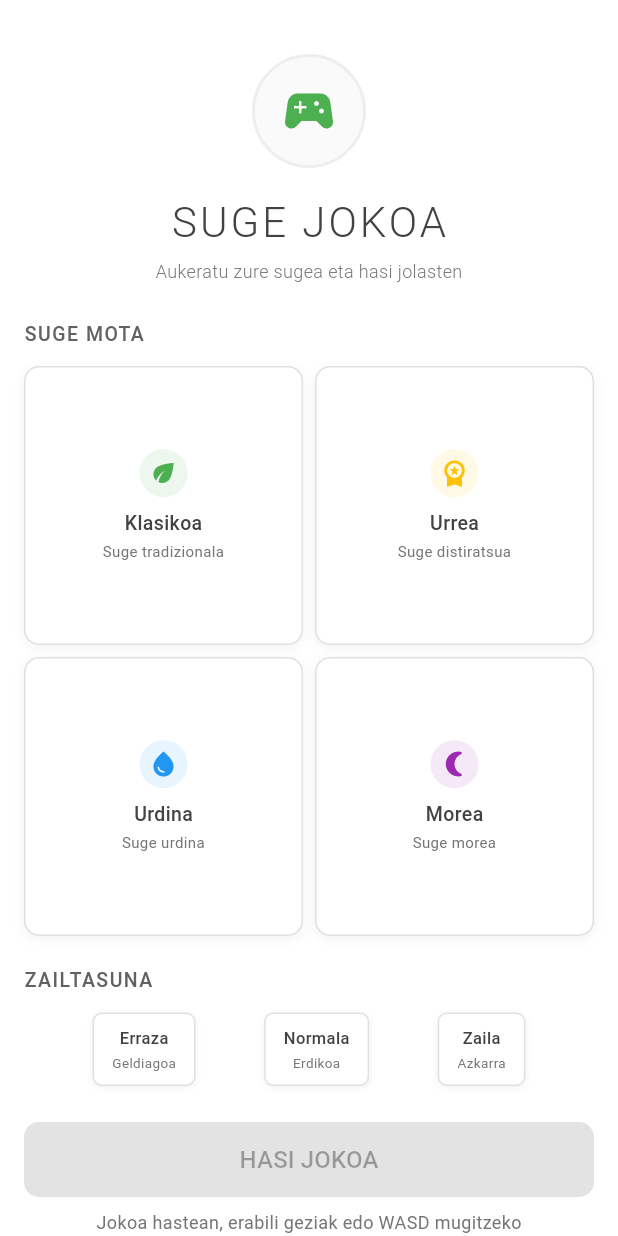
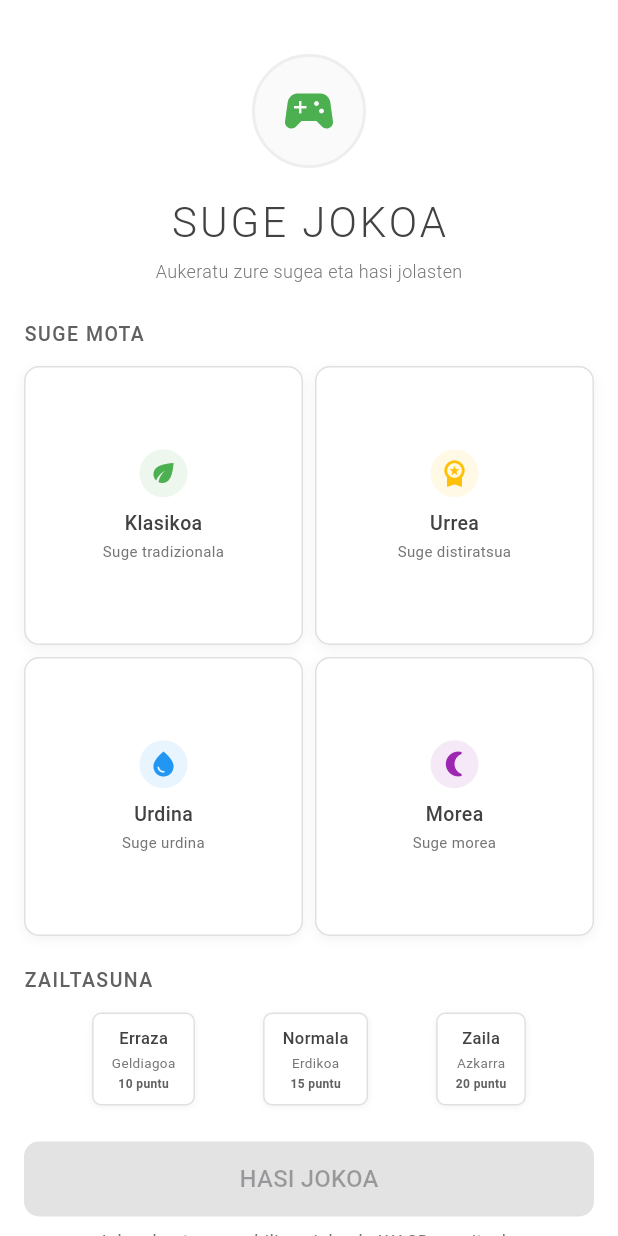
Before and after one commit to AimarAlv316/EkoBanaketa, a Flutter app: the screen it shows after launch, on a phone screen of 412 x 824 dp. Run offline on Flutter 3.47's test engine with Material 3 defaults, Android fonts, the phone set to English and light mode, and no system bars.

Commit message:
puntuazioa-gehitu

```diff
--- a/lib/joko_orria.dart
+++ b/lib/joko_orria.dart
@@ -1,6 +1,6 @@
 // joko_orria.dart
 import 'package:flutter/material.dart';
-import 'package:flutter/services.dart'; // GEHITU HAU teklatua erabiltzeko
+import 'package:flutter/services.dart';
 import 'suge_joko_logika.dart';
 import 'widgets/kontrol_botoia.dart';
 import 'suge_mota.dart';
@@ -9,11 +9,13 @@ import 'pantaila_hasi.dart';
 class JokoOrria extends StatefulWidget {
   final SugeMota sugeMota;
   final int zailtasuna;
+  final int puntuakPerJanaria; // GEHITU: Puntuak parametroa
 
   const JokoOrria({
     Key? key,
     required this.sugeMota,
     required this.zailtasuna,
+    required this.puntuakPerJanaria, // GEHITU
   }) : super(key: key);
 
   @override
@@ -22,7 +24,7 @@ class JokoOrria extends StatefulWidget {
 
 class _JokoOrriaState extends State<JokoOrria> {
   late SugeJokoLogika jokoLogika;
-  final FocusNode _focusNode = FocusNode(); // GEHITU: fokua kudeatzeko
+  final FocusNode _focusNode = FocusNode();
 
   @override
   void initState() {
@@ -30,10 +32,10 @@ class _JokoOrriaState extends State<JokoOrria> {
     jokoLogika = SugeJokoLogika(
       onJokoaEguneratu: () => setState(() {}),
       abiadura: widget.zailtasuna,
+      puntuakPerJanaria: widget.puntuakPerJanaria, // GEHITU
     );
     jokoLogika.hasiJokoa();
 
-    // GEHITU: Fokua eskatu teklatua erabiltzeko
     WidgetsBinding.instance.addPostFrameCallback((_) {
       _focusNode.requestFocus();
     });
@@ -46,12 +48,10 @@ class _JokoOrriaState extends State<JokoOrria> {
     );
   }
 
-  // GEHITU: Teklatuko gertaerak kudeatzeko metodoa
   void _handleKeyEvent(RawKeyEvent event) {
     if (event is RawKeyDownEvent) {
       final key = event.logicalKey;
 
-      // Gezi teklak
       if (key == LogicalKeyboardKey.arrowUp) {
         jokoLogika.aldatuNorabidea(Norabidea.GORA);
       } else if (key == LogicalKeyboardKey.arrowDown) {
@@ -61,7 +61,6 @@ class _JokoOrriaState extends State<JokoOrria> {
       } else if (key == LogicalKeyboardKey.arrowRight) {
         jokoLogika.aldatuNorabidea(Norabidea.ESKUMA);
       }
-      // WASD teklak
       else if (key == LogicalKeyboardKey.keyW) {
         jokoLogika.aldatuNorabidea(Norabidea.GORA);
       } else if (key == LogicalKeyboardKey.keyS) {
@@ -102,6 +101,15 @@ class _JokoOrriaState extends State<JokoOrria> {
                     fontSize: 16,
                   ),
                 ),
+                SizedBox(width: 8),
+                // GEHITU: Puntu sistema erakusteko
+                Text(
+                  '(${widget.puntuakPerJanaria}/janaria)',
+                  style: TextStyle(
+                    color: Colors.grey[600],
+                    fontSize: 12,
+                  ),
+                ),
               ],
             ),
           ),
@@ -112,13 +120,11 @@ class _JokoOrriaState extends State<JokoOrria> {
         ),
       ),
       backgroundColor: Colors.white,
-      // GEHITU: RawKeyboardListener teklatua entzuteko
       body: RawKeyboardListener(
         focusNode: _focusNode,
         onKey: _handleKeyEvent,
         child: GestureDetector(
           onTap: () {
-            // GEHITU: Pantaila sakatzen bada, fokua berrezarri
             _focusNode.requestFocus();
           },
           child: Column(
@@ -188,7 +194,6 @@ class _JokoOrriaState extends State<JokoOrria> {
                   child: Column(
                     mainAxisAlignment: MainAxisAlignment.center,
                     children: [
-                      // GEHITU: Teklatuko argibideak
                       Text(
                         'Erabili geziak edo WASD mugitzeko',
                         style: TextStyle(
@@ -275,7 +280,7 @@ class _JokoOrriaState extends State<JokoOrria> {
 
   @override
   void dispose() {
-    _focusNode.dispose(); // GEHITU: Foku nodoa garbitu
+    _focusNode.dispose();
     jokoLogika.dispose();
     super.dispose();
   }
--- a/lib/pantaila_hasi.dart
+++ b/lib/pantaila_hasi.dart
@@ -43,10 +43,11 @@ class _PantailaHasiState extends State<PantailaHasi> {
     ),
   ];
 
+  // ALDATUTA: Puntuak gehitu zailtasun bakoitzean
   final List<Map<String, dynamic>> zailtasunak = [
-    {'izena': 'Erraza', 'balioa': 300, 'deskribapena': 'Geldiagoa'},
-    {'izena': 'Normala', 'balioa': 200, 'deskribapena': 'Erdikoa'},
-    {'izena': 'Zaila', 'balioa': 150, 'deskribapena': 'Azkarra'},
+    {'izena': 'Erraza', 'balioa': 300, 'deskribapena': 'Geldiagoa', 'puntuak': 10},
+    {'izena': 'Normala', 'balioa': 200, 'deskribapena': 'Erdikoa', 'puntuak': 15},
+    {'izena': 'Zaila', 'balioa': 150, 'deskribapena': 'Azkarra', 'puntuak': 20},
   ];
 
   @override
@@ -56,14 +57,14 @@ class _PantailaHasiState extends State<PantailaHasi> {
       body: SafeArea(
         child: SingleChildScrollView(
           child: Padding(
-            padding: EdgeInsets.all(16.0), // TXIKITUTA: 24tik 16ra
+            padding: EdgeInsets.all(16.0),
             child: Column(
               crossAxisAlignment: CrossAxisAlignment.center,
               children: [
-                // Logo eta izenburua - TXIKITUTA
-                SizedBox(height: 20), // TXIKITUTA: 40tik 20ra
+                // Logo eta izenburua
+                SizedBox(height: 20),
                 Container(
-                  padding: EdgeInsets.all(16), // TXIKITUTA: 20tik 16ra
+                  padding: EdgeInsets.all(16),
                   decoration: BoxDecoration(
                     color: Colors.grey[50],
                     shape: BoxShape.circle,
@@ -71,42 +72,42 @@ class _PantailaHasiState extends State<PantailaHasi> {
                   ),
                   child: Icon(
                     Icons.sports_esports,
-                    size: 40, // TXIKITUTA: 50etik 40ra
+                    size: 40,
                     color: Color(0xFF4CAF50),
                   ),
                 ),
-                SizedBox(height: 16), // TXIKITUTA: 24tik 16ra
+                SizedBox(height: 16),
                 Text(
                   'SUGE JOKOA',
                   style: TextStyle(
-                    fontSize: 28, // TXIKITUTA: 32tik 28ra
+                    fontSize: 28,
                     fontWeight: FontWeight.w300,
                     color: Colors.grey[800],
                     letterSpacing: 2,
                   ),
                 ),
-                SizedBox(height: 4), // TXIKITUTA: 8tik 4ra
+                SizedBox(height: 4),
                 Text(
                   'Aukeratu zure sugea eta hasi jolasten',
                   style: TextStyle(
-                    fontSize: 12, // TXIKITUTA: 14etik 12ra
+                    fontSize: 12,
                     color: Colors.grey[600],
                     fontWeight: FontWeight.w300,
                   ),
                 ),
-                SizedBox(height: 24), // TXIKITUTA: 40etik 24ra
+                SizedBox(height: 24),
 
                 // Suge mota aukeraketa
                 _atalBurua('SUGE MOTA'),
-                SizedBox(height: 12), // TXIKITUTA: 16tik 12ra
+                SizedBox(height: 12),
                 GridView.builder(
                   shrinkWrap: true,
                   physics: NeverScrollableScrollPhysics(),
                   gridDelegate: SliverGridDelegateWithFixedCrossAxisCount(
                     crossAxisCount: 2,
-                    crossAxisSpacing: 8, // TXIKITUTA: 12tik 8ra
-                    mainAxisSpacing: 8, // TXIKITUTA: 12tik 8ra
-                    childAspectRatio: 1.0, // TXIKITUTA: 1.1etik 1.0ra
+                    crossAxisSpacing: 8,
+                    mainAxisSpacing: 8,
+                    childAspectRatio: 1.0,
                   ),
                   itemCount: sugeMotak.length,
                   itemBuilder: (context, index) {
@@ -114,11 +115,11 @@ class _PantailaHasiState extends State<PantailaHasi> {
                     return _sugeMotaTxartela(sugeMota);
                   },
                 ),
-                SizedBox(height: 20), // TXIKITUTA: 32tik 20ra
+                SizedBox(height: 20),
 
                 // Zailtasun aukeraketa
                 _atalBurua('ZAILTASUNA'),
-                SizedBox(height: 12), // TXIKITUTA: 16tik 12ra
+                SizedBox(height: 12),
                 Row(
                   mainAxisAlignment: MainAxisAlignment.spaceEvenly,
                   children: zailtasunak.asMap().entries.map((entry) {
@@ -127,11 +128,7 @@ class _PantailaHasiState extends State<PantailaHasi> {
                     return _zailtasunBotoia(zailtasuna, index);
                   }).toList(),
                 ),
-                SizedBox(height: 24), // TXIKITUTA: 40etik 24ra
-
-                // Hasi jokoa botoia - GARRANTITSUA: Botoia ikusteko
-                // pantaila_hasi.dart - Gehitu testu hau "HASI JOKOA" botoiaren azpian
-// ... kodearen beste zatiak ...
+                SizedBox(height: 24),
 
                 // Hasi jokoa botoia
                 Container(
@@ -146,6 +143,7 @@ class _PantailaHasiState extends State<PantailaHasi> {
                           builder: (context) => JokoOrria(
                             sugeMota: aukeratutakoSugeMota!,
                             zailtasuna: zailtasunak[aukeratutakoZailtasuna!]['balioa'],
+                            puntuakPerJanaria: zailtasunak[aukeratutakoZailtasuna!]['puntuak'], // GEHITU
                           ),
                         ),
                       );
@@ -169,7 +167,7 @@ class _PantailaHasiState extends State<PantailaHasi> {
                   ),
                 ),
                 SizedBox(height: 8),
-                // GEHITU: Teklatuko argibideak
+                // Teklatuko argibideak
                 Text(
                   'Jokoa hastean, erabili geziak edo WASD mugitzeko',
                   style: TextStyle(
@@ -178,7 +176,6 @@ class _PantailaHasiState extends State<PantailaHasi> {
                   ),
                 ),
                 SizedBox(height: 10),
-// ... kodearen beste zatiak ...
               ],
             ),
           ),
@@ -193,10 +190,10 @@ class _PantailaHasiState extends State<PantailaHasi> {
       child: Text(
         izenburua,
         style: TextStyle(
-          fontSize: 13, // TXIKITUTA: 14etik 13ra
+          fontSize: 13,
           fontWeight: FontWeight.w500,
           color: Colors.grey[700],
-          letterSpacing: 1.0, // TXIKITUTA: 1.2tik 1.0ra
+          letterSpacing: 1.0,
         ),
       ),
     );
@@ -215,7 +212,7 @@ class _PantailaHasiState extends State<PantailaHasi> {
         duration: Duration(milliseconds: 200),
         decoration: BoxDecoration(
           color: Colors.white,
-          borderRadius: BorderRadius.circular(10), // TXIKITUTA: 12tik 10era
+          borderRadius: BorderRadius.circular(10),
           border: Border.all(
             color: aukeratuta ? sugeMota.buruKolorea : Colors.grey[300]!,
             width: aukeratuta ? 2 : 1,
@@ -223,18 +220,18 @@ class _PantailaHasiState extends State<PantailaHasi> {
           boxShadow: [
             BoxShadow(
               color: Colors.black.withOpacity(0.05),
-              blurRadius: 6, // TXIKITUTA: 8tik 6ra
+              blurRadius: 6,
               offset: Offset(0, 2),
             ),
           ],
         ),
         child: Padding(
-          padding: EdgeInsets.all(12), // TXIKITUTA: 16tik 12ra
+          padding: EdgeInsets.all(12),
           child: Column(
             mainAxisAlignment: MainAxisAlignment.center,
             children: [
               Container(
-                padding: EdgeInsets.all(6), // TXIKITUTA: 8tik 6ra
+                padding: EdgeInsets.all(6),
                 decoration: BoxDecoration(
                   color: sugeMota.buruKolorea.withOpacity(0.1),
                   shape: BoxShape.circle,
@@ -242,25 +239,25 @@ class _PantailaHasiState extends State<PantailaHasi> {
                 child: Icon(
                   sugeMota.ikonoa,
                   color: sugeMota.buruKolorea,
-                  size: 20, // TXIKITUTA: 24tik 20ra
+                  size: 20,
                 ),
               ),
-              SizedBox(height: 8), // TXIKITUTA: 12tik 8ra
+              SizedBox(height: 8),
               Text(
                 sugeMota.izena,
                 style: TextStyle(
                   color: Colors.grey[800],
                   fontWeight: FontWeight.w500,
-                  fontSize: 13, // TXIKITUTA: 14etik 13ra
+                  fontSize: 13,
                 ),
               ),
-              SizedBox(height: 2), // TXIKITUTA: 4tik 2ra
+              SizedBox(height: 2),
               Text(
                 sugeMota.deskribapena,
                 textAlign: TextAlign.center,
                 style: TextStyle(
                   color: Colors.grey[600],
-                  fontSize: 10, // TXIKITUTA: 11etik 10era
+                  fontSize: 10,
                 ),
               ),
             ],
@@ -282,10 +279,10 @@ class _PantailaHasiState extends State<PantailaHasi> {
       },
       child: AnimatedContainer(
         duration: Duration(milliseconds: 200),
-        padding: EdgeInsets.symmetric(horizontal: 12, vertical: 8), // TXIKITUTA
+        padding: EdgeInsets.symmetric(horizontal: 12, vertical: 8),
         decoration: BoxDecoration(
           color: aukeratuta ? (kolorea ?? Color(0xFF4CAF50)) : Colors.white,
-          borderRadius: BorderRadius.circular(6), // TXIKITUTA: 8tik 6ra
+          borderRadius: BorderRadius.circular(6),
           border: Border.all(
             color: aukeratuta ? (kolorea ?? Color(0xFF4CAF50)) : Colors.grey[300]!,
             width: 1,
@@ -293,7 +290,7 @@ class _PantailaHasiState extends State<PantailaHasi> {
           boxShadow: [
             BoxShadow(
               color: Colors.black.withOpacity(0.05),
-              blurRadius: 3, // TXIKITUTA: 4tik 3ra
+              blurRadius: 3,
               offset: Offset(0, 1),
             ),
           ],
@@ -306,15 +303,25 @@ class _PantailaHasiState extends State<PantailaHasi> {
               style: TextStyle(
                 color: aukeratuta ? Colors.white : Colors.grey[800],
                 fontWeight: FontWeight.w500,
-                fontSize: 11, // TXIKITUTA: 12tik 11ra
+                fontSize: 11,
               ),
             ),
-            SizedBox(height: 2), // TXIKITUTA: 4tik 2ra
+            SizedBox(height: 2),
             Text(
               zailtasuna['deskribapena'],
               style: TextStyle(
                 color: aukeratuta ? Colors.white.withOpacity(0.8) : Colors.grey[600],
-                fontSize: 9, // TXIKITUTA: 10etik 9ra
+                fontSize: 9,
+              ),
+            ),
+            // GEHITU: Puntuak erakusteko
+            SizedBox(height: 2),
+            Text(
+              '${zailtasuna['puntuak']} puntu',
+              style: TextStyle(
+                color: aukeratuta ? Colors.white.withOpacity(0.9) : Colors.grey[700],
+                fontSize: 8,
+                fontWeight: FontWeight.bold,
               ),
             ),
           ],
--- a/lib/suge_joko_logika.dart
+++ b/lib/suge_joko_logika.dart
@@ -8,12 +8,13 @@ enum Norabidea { GORA, BEHERA, EZKERRA, ESKUMA }
 class SugeJokoLogika {
   final Function() onJokoaEguneratu;
   final int abiadura;
+  final int puntuakPerJanaria; // GEHITU: Puntuak janari bakoitzeko
 
   late List<Offset> sugeGorputza;
   late Offset sugeBurua;
   late Offset janaria;
   late Norabidea norabidea;
-  late Norabidea hurrengoNorabidea; // GEHITU: Hurrengo norabidea bufferra
+  late Norabidea hurrengoNorabidea;
   late Timer denbora;
   late bool jokoaBukatuta;
   int puntuak = 0;
@@ -23,7 +24,8 @@ class SugeJokoLogika {
 
   SugeJokoLogika({
     required this.onJokoaEguneratu,
-    this.abiadura = 200,
+    required this.abiadura,
+    required this.puntuakPerJanaria, // GEHITU
   }) {
     hasiJokoa();
   }
@@ -32,14 +34,13 @@ class SugeJokoLogika {
     sugeBurua = Offset((zutabeKopurua ~/ 2).toDouble(), (errenkadaKopurua ~/ 2).toDouble());
     sugeGorputza = [sugeBurua];
     norabidea = Norabidea.ESKUMA;
-    hurrengoNorabidea = Norabidea.ESKUMA; // GEHITU: Hurrengo norabidea hasieratu
+    hurrengoNorabidea = Norabidea.ESKUMA;
     jokoaBukatuta = false;
     puntuak = 0;
     sortuJanaria();
 
     denbora = Timer.periodic(Duration(milliseconds: abiadura), (timer) {
       if (!jokoaBukatuta) {
-        // GEHITU: Hurrengo norabidea aplikatu
         norabidea = hurrengoNorabidea;
         mugituSugea();
         onJokoaEguneratu();
@@ -80,9 +81,9 @@ class SugeJokoLogika {
     sugeGorputza.insert(0, buruBerria);
     sugeBurua = buruBerria;
 
-    // Janaria jaten du
+    // Janaria jaten du - ALDATUTA: puntuakPerJanaria erabili
     if (sugeBurua == janaria) {
-      puntuak += 10;
+      puntuak += puntuakPerJanaria; // ALDATUTA: 10 → puntuakPerJanaria
       sortuJanaria();
     } else {
       sugeGorputza.removeLast();
@@ -109,7 +110,6 @@ class SugeJokoLogika {
       return;
     }
 
-    // GEHITU: Hurrengo norabidea gorde (bufferra)
     hurrengoNorabidea = norabideBerria;
   }
 
```
